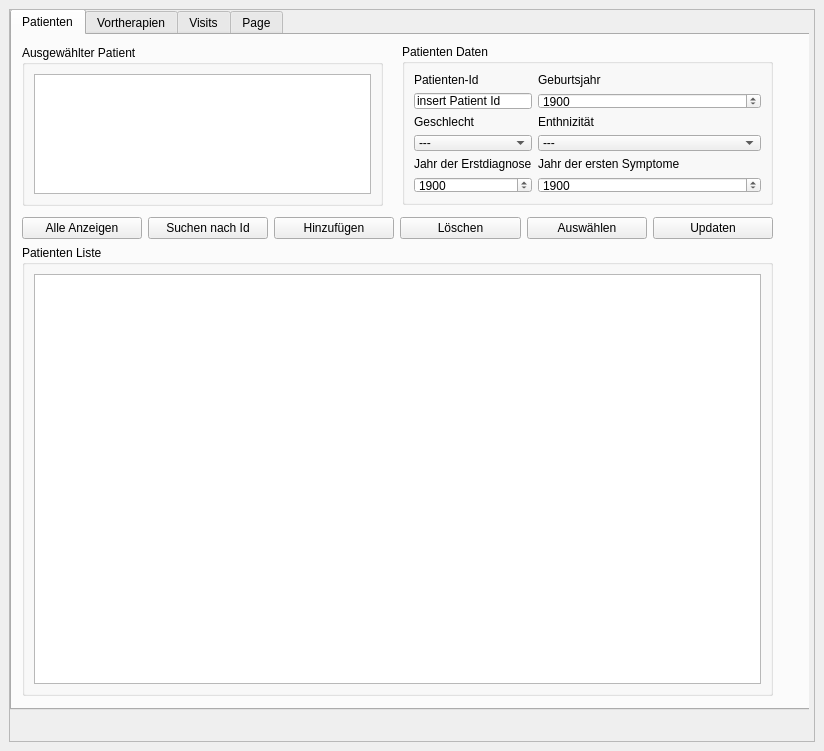
Old version of the form 3drekonstruktionspeiseroehre/ui-files/show_data_window_design.ui in the repository ds-lab/EsophagusVisualization.
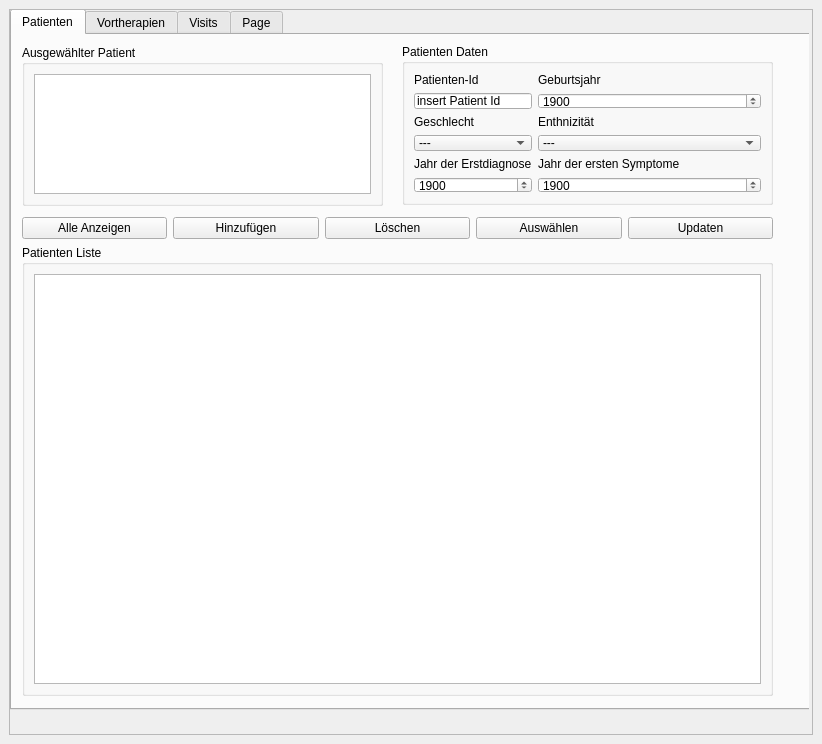
New version of the form.

Commit message: Update Patient Data Funktion hinzugefügt

Patch:
```diff
--- a/3drekonstruktionspeiseroehre/ui-files/show_data_window_design.ui
+++ b/3drekonstruktionspeiseroehre/ui-files/show_data_window_design.ui
@@ -6,8 +6,8 @@
    <rect>
     <x>0</x>
     <y>0</y>
-    <width>824</width>
-    <height>751</height>
+    <width>822</width>
+    <height>744</height>
    </rect>
   </property>
   <property name="maximumSize">
@@ -41,7 +41,7 @@
          <x>0</x>
          <y>0</y>
          <width>799</width>
-         <height>719</height>
+         <height>712</height>
         </rect>
        </property>
        <property name="minimumSize">
@@ -295,45 +295,38 @@
            </rect>
           </property>
           <layout class="QGridLayout" name="gridLayout_3">
-           <item row="0" column="1">
-            <widget class="QPushButton" name="patient_search_button">
+           <item row="0" column="4">
+            <widget class="QPushButton" name="patient_update_button">
              <property name="text">
-              <string>Suchen nach Id</string>
-             </property>
-            </widget>
-           </item>
-           <item row="0" column="0">
-            <widget class="QPushButton" name="patient_show_all_button">
-             <property name="text">
-              <string>Alle Anzeigen</string>
+              <string>Updaten</string>
              </property>
             </widget>
            </item>
            <item row="0" column="2">
-            <widget class="QPushButton" name="patient_add_button">
-             <property name="text">
-              <string>Hinzufügen</string>
-             </property>
-            </widget>
-           </item>
-           <item row="0" column="3">
             <widget class="QPushButton" name="patient_delete_button">
              <property name="text">
               <string>Löschen</string>
              </property>
             </widget>
            </item>
-           <item row="0" column="4">
+           <item row="0" column="3">
             <widget class="QPushButton" name="patient_select_button">
              <property name="text">
               <string>Auswählen</string>
              </property>
             </widget>
            </item>
-           <item row="0" column="5">
-            <widget class="QPushButton" name="pushButton">
+           <item row="0" column="1">
+            <widget class="QPushButton" name="patient_add_button">
              <property name="text">
-              <string>Updaten</string>
+              <string>Hinzufügen</string>
+             </property>
+            </widget>
+           </item>
+           <item row="0" column="0">
+            <widget class="QPushButton" name="patient_show_all_button">
+             <property name="text">
+              <string>Alle Anzeigen</string>
              </property>
             </widget>
            </item>
```
Left out of the diff: 2 changed lines with no effect on the pictures. The commit also changes 1 other file.
